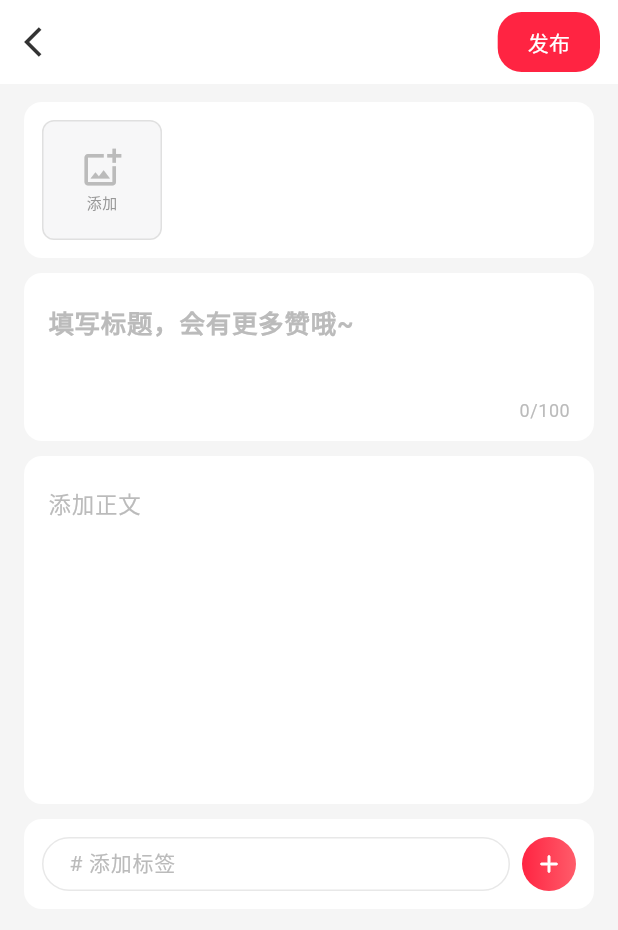
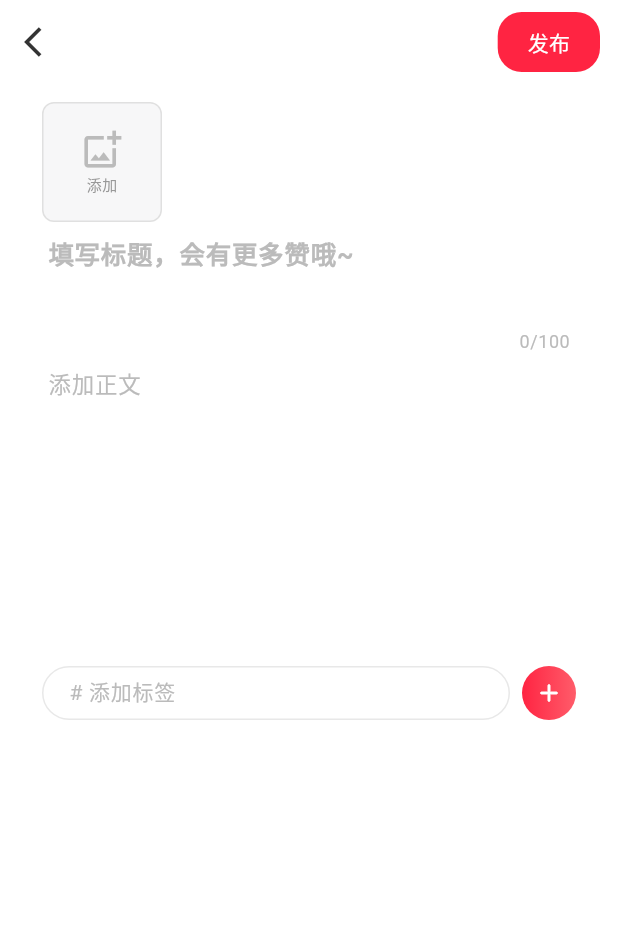
Before and after one commit to huddnyuesdi-cmd/yue-app, a Flutter app: the PublishPage screen opened directly, on a phone screen of 412 x 824 dp. Shown: the top 930 px of the screen. Run offline on Flutter 3.47's test engine with Material 3 defaults, Android fonts, the phone set to English and light mode, and no system bars; our stand-ins replace dio, image_picker, open_filex, package_info_plus, permission_handler, shared_preferences; accounts and stored records are empty.

Commit message:
Remove section separators and fill all areas white
- Remove individual Container wrappers with borderRadius/decoration from
  upload, title, content, upload status, and tags sections
- Remove SizedBox(height: 10) gaps between sections
- Change scaffold background from gray (0xFFF5F5F5) to Colors.white
- Use simple Padding for internal spacing instead of card-like containers

Co-authored-by: huddnyuesdi-cmd <262306562+huddnyuesdi-cmd@users.noreply.github.com>

```diff
--- a/yue_app/lib/pages/publish_page.dart
+++ b/yue_app/lib/pages/publish_page.dart
@@ -258,7 +258,7 @@ class _PublishPageState extends State<PublishPage> {
     final thumbSize = LayoutConfig.getMediaThumbnailSize(screenWidth);
 
     return Scaffold(
-      backgroundColor: const Color(0xFFF5F5F5),
+      backgroundColor: Colors.white,
       appBar: AppBar(
         backgroundColor: Colors.white,
         elevation: 0,
@@ -295,74 +295,44 @@ class _PublishPageState extends State<PublishPage> {
             child: Column(
               crossAxisAlignment: CrossAxisAlignment.start,
               children: [
-                // Upload area container
-                Container(
-                  width: double.infinity,
-                  padding: const EdgeInsets.all(12),
-                  decoration: BoxDecoration(
-                    color: Colors.white,
-                    borderRadius: BorderRadius.circular(12),
-                  ),
+                // Upload area
+                Padding(
+                  padding: const EdgeInsets.symmetric(horizontal: 12),
                   child: _buildMediaSection(thumbSize),
                 ),
-                const SizedBox(height: 10),
-                // Title container
-                Container(
-                  width: double.infinity,
-                  padding: const EdgeInsets.all(12),
-                  decoration: BoxDecoration(
-                    color: Colors.white,
-                    borderRadius: BorderRadius.circular(12),
-                  ),
-                  child: TextField(
+                // Title input
+                TextField(
                   controller: _titleController,
                   decoration: const InputDecoration(
                     hintText: '填写标题，会有更多赞哦~',
                     hintStyle: TextStyle(fontSize: 17, color: Color(0xFFBBBBBB), fontWeight: FontWeight.w600),
                     border: InputBorder.none,
-                      contentPadding: EdgeInsets.symmetric(horizontal: 4, vertical: 8),
+                    contentPadding: EdgeInsets.symmetric(horizontal: 16, vertical: 8),
                     counterStyle: TextStyle(color: Color(0xFFBBBBBB)),
                   ),
                   style: const TextStyle(fontSize: 17, fontWeight: FontWeight.w600, color: Color(0xFF333333)),
                   maxLength: 100,
                   maxLines: 2,
                 ),
-                ),
-                const SizedBox(height: 10),
-                // Content container
-                Container(
-                  width: double.infinity,
-                  padding: const EdgeInsets.all(12),
-                  decoration: BoxDecoration(
-                    color: Colors.white,
-                    borderRadius: BorderRadius.circular(12),
-                  ),
-                  child: TextField(
+                // Content input
+                TextField(
                   controller: _contentController,
                   decoration: const InputDecoration(
                     hintText: '添加正文',
                     hintStyle: TextStyle(fontSize: 15, color: Color(0xFFBBBBBB)),
                     border: InputBorder.none,
-                      contentPadding: EdgeInsets.symmetric(horizontal: 4, vertical: 8),
+                    contentPadding: EdgeInsets.symmetric(horizontal: 16, vertical: 8),
                   ),
                   style: const TextStyle(fontSize: 15, color: Color(0xFF333333), height: 1.6),
                   maxLines: null,
                   minLines: 8,
                 ),
-                ),
                 // Upload status
                 if (_isUploading)
                   Padding(
-                    padding: const EdgeInsets.only(top: 10),
-                    child: Container(
-                      width: double.infinity,
-                      padding: const EdgeInsets.symmetric(horizontal: 12, vertical: 10),
-                      decoration: BoxDecoration(
-                        color: Colors.white,
-                        borderRadius: BorderRadius.circular(12),
-                      ),
-                      child: const Row(
-                        children: [
+                    padding: const EdgeInsets.symmetric(horizontal: 12, vertical: 8),
+                    child: Row(
+                      children: const [
                         SizedBox(
                           width: 14, height: 14,
                           child: CircularProgressIndicator(strokeWidth: 2, color: Color(0xFFFF9800)),
@@ -372,17 +342,9 @@ class _PublishPageState extends State<PublishPage> {
                       ],
                     ),
                   ),
-                  ),
                 // Tags section
                 Padding(
-                  padding: const EdgeInsets.only(top: 10),
-                  child: Container(
-                    width: double.infinity,
-                    padding: const EdgeInsets.all(12),
-                    decoration: BoxDecoration(
-                      color: Colors.white,
-                      borderRadius: BorderRadius.circular(12),
-                    ),
+                  padding: const EdgeInsets.symmetric(horizontal: 12),
                   child: Column(
                     crossAxisAlignment: CrossAxisAlignment.start,
                     children: [
@@ -461,7 +423,6 @@ class _PublishPageState extends State<PublishPage> {
                         ),
                       ],
                     ],
-                    ),
                   ),
                 ),
               ],
```
Lines whose indentation alone changed are shown as unchanged.
